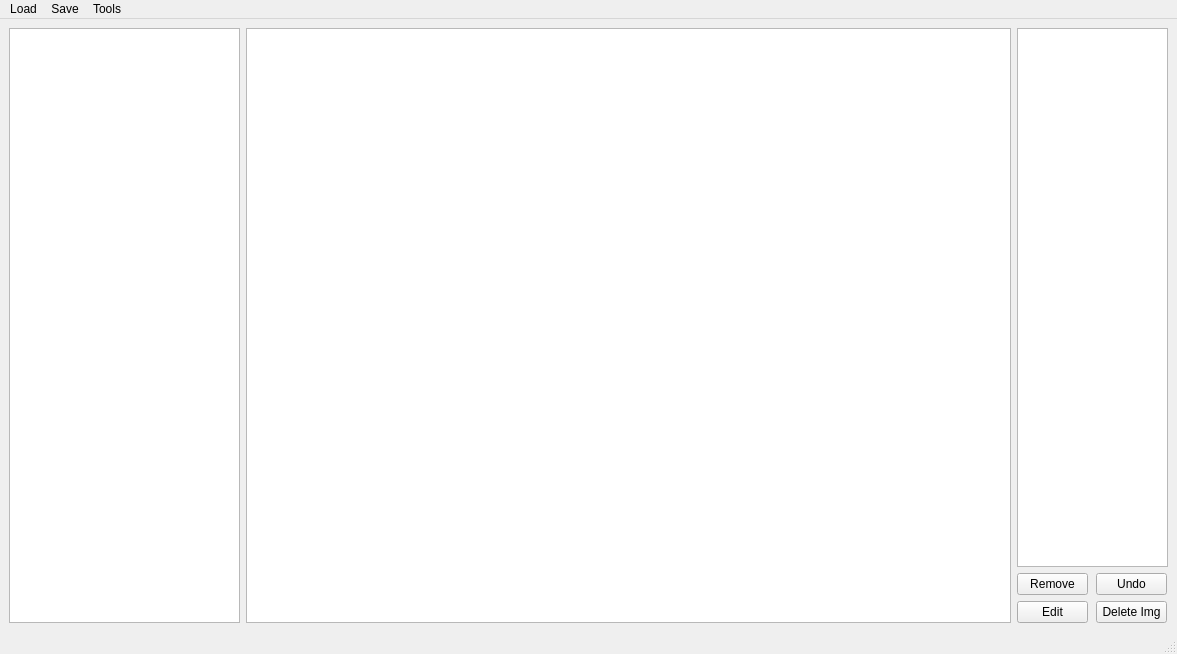
First picture: the form in mainwindow.ui, repository KevinUTAT/active_data_set, before the edit.
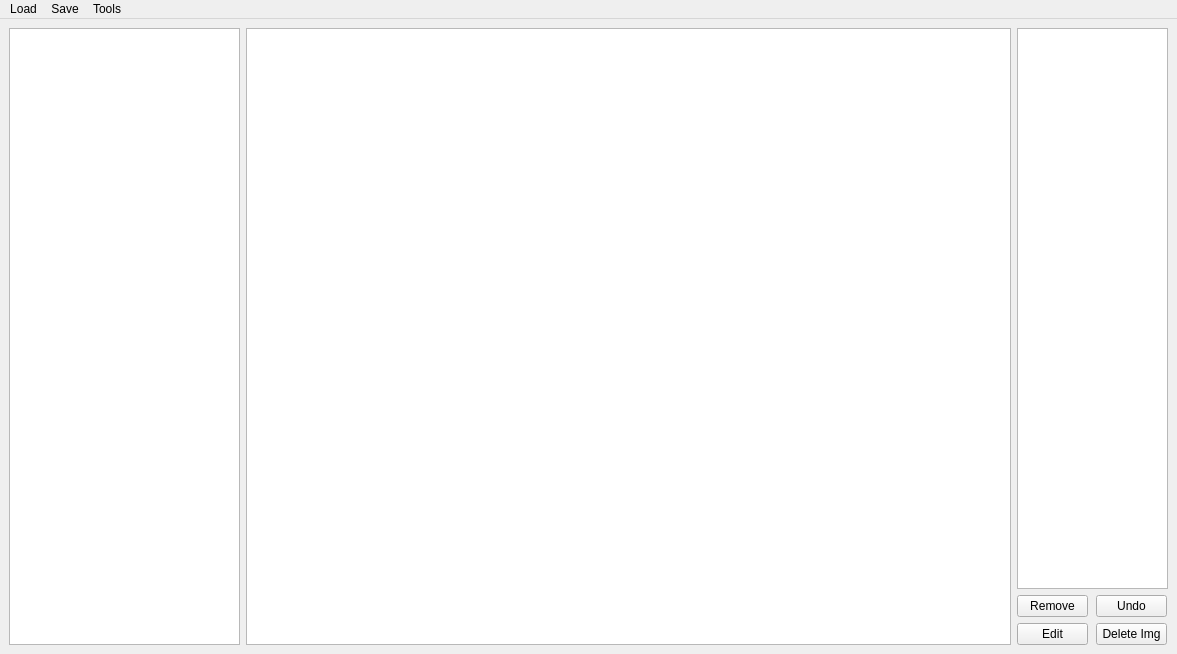
Second picture: the form after the edit.

Commit message: Clean UI by remove status bar

The edit to the form file:
```diff
--- a/mainwindow.ui
+++ b/mainwindow.ui
@@ -164,7 +164,6 @@
    <addaction name="menuSave"/>
    <addaction name="menuTools"/>
   </widget>
-  <widget class="QStatusBar" name="statusbar"/>
   <action name="loadAOAction">
    <property name="text">
     <string>Active Learning outputs</string>
```
